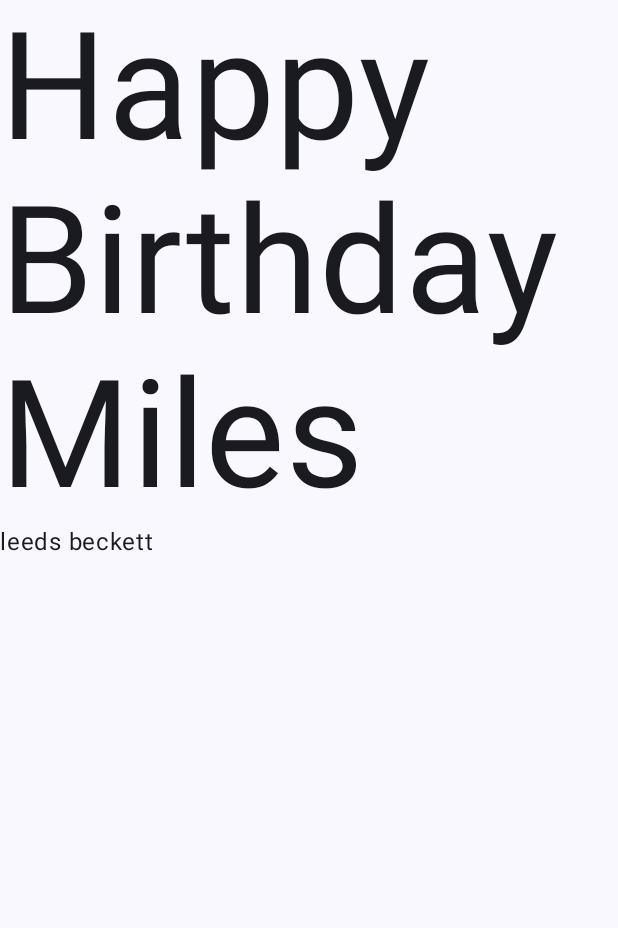
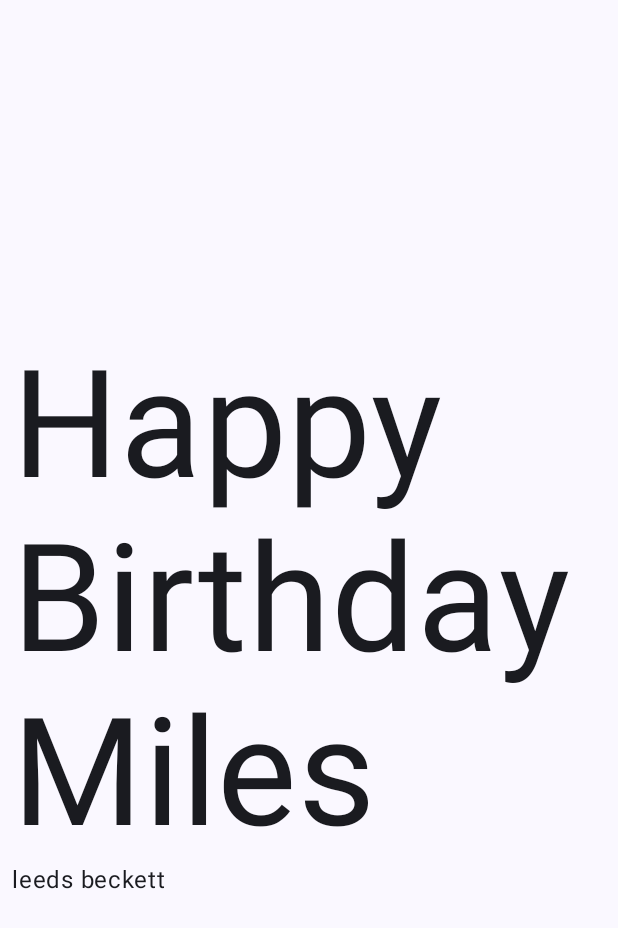
Before and after one commit to MilesEDev/cloneAndroidRepo, an Android app built with Jetpack Compose: the screen it shows after launch (MainActivity), on a phone screen of 412 x 824 dp. Shown: the top 928 px of the screen. Run offline under Robolectric (Android 15) with nearby library versions, the phone set to English and light mode, and no system bars.

Commit message:
columb layout added with the padding added too

```diff
--- a/HappyBirthday/app/src/main/java/com/example/happybirthday/MainActivity.kt
+++ b/HappyBirthday/app/src/main/java/com/example/happybirthday/MainActivity.kt
@@ -3,15 +3,18 @@ package com.example.happybirthday
 import android.os.Bundle
 import androidx.activity.ComponentActivity
 import androidx.activity.compose.setContent
+import androidx.compose.foundation.layout.Arrangement
 import androidx.compose.foundation.layout.Column
 import androidx.compose.foundation.layout.Row
 import androidx.compose.foundation.layout.fillMaxSize
+import androidx.compose.foundation.layout.padding
 import androidx.compose.material3.MaterialTheme
 import androidx.compose.material3.Surface
 import androidx.compose.material3.Text
 import androidx.compose.runtime.Composable
 import androidx.compose.ui.Modifier
 import androidx.compose.ui.tooling.preview.Preview
+import androidx.compose.ui.unit.dp
 import androidx.compose.ui.unit.sp
 import com.example.happybirthday.ui.theme.HappyBirthdayTheme
 
@@ -40,7 +43,14 @@ class MainActivity : ComponentActivity() {
 fun GreetingText(message: String ,from: String,modifier: Modifier = Modifier){
 
 
-    Column {/*this makes the text go into a columb format with trailing lambda syntax used*/
+    Column(
+        verticalArrangement = Arrangement.Center,/*centers the columb on the page on the main axis
+        which for columb is the y axis as columbs go up to down */
+        modifier = modifier.padding(8.dp),/* here the modifier sent into the composable function
+        will maintain its prior state however with changes to the padding which pushes elements
+        to correct position dp is used here as sp factors in prefered font size which is irrelevant
+        for padding in this case the padding is used to center the columb on the x axis*/
+    ) {/*this makes the text go into a columb format with trailing lambda syntax used*/
         Text(
             /* added composable text function */
             text = message,
```
